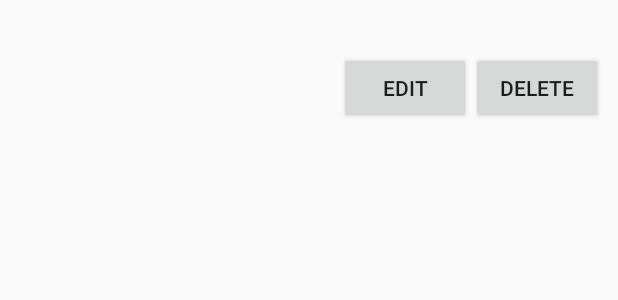
After one commit to EkaterinaKat/KikiOrgMobile, an Android app: the layout rt_setting_list_item.xml on its own in the app's theme, with its tools: preview values and no code run, on a phone screen of 412 x 824 dp. The commit adds this screen. Shown: the top 300 px of the screen. Run offline under Robolectric (Android 15) with nearby library versions, the phone set to English and light mode, and no system bars.

Commit message:
Список настроек, редактирование и удаление настроек

```diff
--- a/app/src/main/java/com/katyshevtseva/kikiorgmobile/db/DbConstants.java
+++ b/app/src/main/java/com/katyshevtseva/kikiorgmobile/db/DbConstants.java
@@ -19,7 +19,7 @@ class DbConstants {
     static final String PERIOD = "period";
     static final String ARCHIVED = "archived";
     static final String TASK_ID = "task_id";
-    static final String RG_ID = "rg_id";
+    static final String RT_ID = "rg_id";
     static final String DURATION = "duration";
     static final String BEGIN_TIME = "begin_time";
     static final String ABSOLUTE_WOBS = "absolute_wobs";
--- a/app/src/main/java/com/katyshevtseva/kikiorgmobile/db/DbHelper.java
+++ b/app/src/main/java/com/katyshevtseva/kikiorgmobile/db/DbHelper.java
@@ -12,7 +12,7 @@ import static com.katyshevtseva.kikiorgmobile.db.DbConstants.DURATION;
 import static com.katyshevtseva.kikiorgmobile.db.DbConstants.ID;
 import static com.katyshevtseva.kikiorgmobile.db.DbConstants.PERIOD;
 import static com.katyshevtseva.kikiorgmobile.db.DbConstants.PERIOD_TYPE;
-import static com.katyshevtseva.kikiorgmobile.db.DbConstants.RG_ID;
+import static com.katyshevtseva.kikiorgmobile.db.DbConstants.RT_ID;
 import static com.katyshevtseva.kikiorgmobile.db.DbConstants.SUBJECT;
 import static com.katyshevtseva.kikiorgmobile.db.DbConstants.TASK_ID;
 import static com.katyshevtseva.kikiorgmobile.db.DbConstants.TIME_OF_DAY;
@@ -78,7 +78,7 @@ public class DbHelper extends SQLiteOpenHelper {
 
         database.execSQL("create table " + RtSettingDao.NAME + "(" +
                 ID + " INTEGER primary key autoincrement, " +
-                RG_ID + " INTEGER, " +
+                RT_ID + " INTEGER, " +
                 DURATION + " TEXT, " +
                 BEGIN_TIME + " TEXT, " +
                 ABSOLUTE_WOBS + " INTEGER )");
--- /dev/null
+++ b/app/src/main/res/layout/rt_setting_list_item.xml
@@ -0,0 +1,34 @@
+<?xml version="1.0" encoding="utf-8"?>
+<LinearLayout xmlns:android="http://schemas.android.com/apk/res/android"
+    android:layout_width="match_parent"
+    android:layout_height="wrap_content"
+    android:orientation="vertical"
+    android:padding="10dp">
+
+    <TextView
+        android:id="@+id/setting_desc_view"
+        android:layout_width="wrap_content"
+        android:layout_height="wrap_content"
+        android:textColor="@color/black"
+        android:textSize="18sp" />
+
+    <LinearLayout
+        android:layout_width="wrap_content"
+        android:layout_height="wrap_content"
+        android:layout_gravity="end"
+        android:orientation="horizontal">
+
+        <Button
+            android:id="@+id/edit_setting_button"
+            android:layout_width="wrap_content"
+            android:layout_height="wrap_content"
+            android:text="Edit" />
+
+        <Button
+            android:id="@+id/delete_setting_button"
+            android:layout_width="wrap_content"
+            android:layout_height="wrap_content"
+            android:text="Delete" />
+    </LinearLayout>
+
+</LinearLayout>
```
Also changed, not shown: app/src/main/java/com/katyshevtseva/kikiorgmobile/core/KomDao.java (+8 -0 lines), app/src/main/java/com/katyshevtseva/kikiorgmobile/core/PrefService.java (+4 -6 lines), app/src/main/java/com/katyshevtseva/kikiorgmobile/core/SettingService.java (+33 -1 lines), app/src/main/java/com/katyshevtseva/kikiorgmobile/db/KomDaoImpl.java (+21 -0 lines), app/src/main/java/com/katyshevtseva/kikiorgmobile/db/RtSettingDao.java (+10 -6 lines), app/src/main/java/com/katyshevtseva/kikiorgmobile/utils/Time.java (+9 -5 lines), app/src/main/java/com/katyshevtseva/kikiorgmobile/view/ScheduleSettingsActivity.java (+25 -11 lines), app/src/main/java/com/katyshevtseva/kikiorgmobile/view/SettingCreationActivity.java (+32 -11 lines), app/src/main/java/com/katyshevtseva/kikiorgmobile/view/utils/SettingRecycleView.java (added, +86 -0 lines), app/src/main/java/com/katyshevtseva/kikiorgmobile/view/utils/ViewUtils.java (+7 -0 lines), app/src/main/res/layout/activity_schedule_settings.xml (+7 -0 lines), app/src/main/res/layout/activity_setting_creation.xml (+9 -0 lines).
